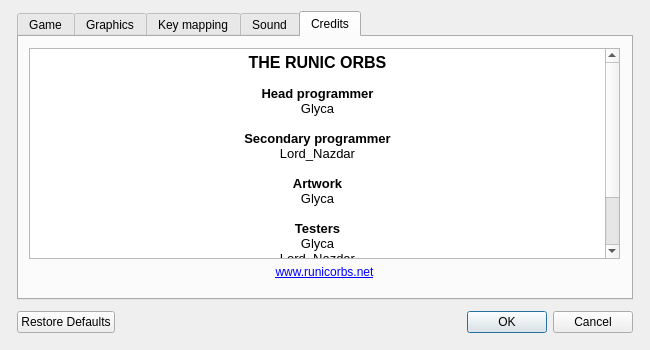
The window that src/gui/ui/OptionsDialog.ui (Glyca/RunicOrbs) describes before a commit, drawn with Qt 5.
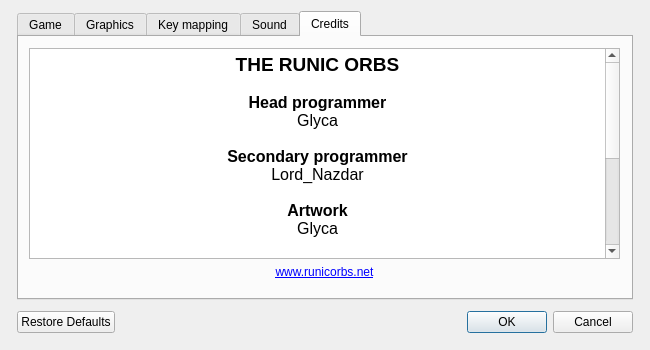
The same window after the commit. The open tabs and pages were chosen to show the change.

Commit message: Seed can be a string, which is then converted to an integer in options. Modified Credits.

```diff
--- a/src/gui/ui/OptionsDialog.ui
+++ b/src/gui/ui/OptionsDialog.ui
@@ -550,8 +550,10 @@
            <string notr="true">&lt;!DOCTYPE HTML PUBLIC &quot;-//W3C//DTD HTML 4.0//EN&quot; &quot;http://www.w3.org/TR/REC-html40/strict.dtd&quot;&gt;
 &lt;html&gt;&lt;head&gt;&lt;meta name=&quot;qrichtext&quot; content=&quot;1&quot; /&gt;&lt;style type=&quot;text/css&quot;&gt;
 p, li { white-space: pre-wrap; }
-&lt;/style&gt;&lt;/head&gt;&lt;body style=&quot; font-family:'Ubuntu'; font-size:10pt; font-weight:400; font-style:normal;&quot;&gt;
-&lt;p align=&quot;center&quot; style=&quot; margin-top:12px; margin-bottom:12px; margin-left:0px; margin-right:0px; -qt-block-indent:0; text-indent:0px;&quot;&gt;&lt;span style=&quot; font-size:12pt; font-weight:600;&quot;&gt;THE RUNIC ORBS&lt;/span&gt;&lt;br /&gt;&lt;br /&gt;&lt;span style=&quot; font-weight:600;&quot;&gt;Head programmer&lt;/span&gt;&lt;br /&gt;Glyca&lt;br /&gt;&lt;br /&gt;&lt;span style=&quot; font-weight:600;&quot;&gt;Secondary programmer&lt;/span&gt;&lt;br /&gt;Lord_Nazdar&lt;br /&gt;&lt;br /&gt;&lt;span style=&quot; font-weight:600;&quot;&gt;Artwork&lt;/span&gt;&lt;br /&gt;Glyca&lt;br /&gt;&lt;br /&gt;&lt;span style=&quot; font-weight:600;&quot;&gt;Testers&lt;/span&gt;&lt;br /&gt;Glyca&lt;br /&gt;Lord_Nazdar&lt;br /&gt;&lt;br /&gt;&lt;span style=&quot; font-weight:600;&quot;&gt;Help and special thanks&lt;/span&gt;&lt;br /&gt;&lt;br /&gt;no copyright for now.&lt;/p&gt;&lt;/body&gt;&lt;/html&gt;</string>
+&lt;/style&gt;&lt;/head&gt;&lt;body style=&quot; font-family:'Ubuntu'; font-size:11pt; font-weight:400; font-style:normal;&quot;&gt;
+&lt;p align=&quot;center&quot; style=&quot; margin-top:12px; margin-bottom:12px; margin-left:0px; margin-right:0px; -qt-block-indent:0; text-indent:0px;&quot;&gt;&lt;span style=&quot; font-size:14pt; font-weight:600;&quot;&gt;THE RUNIC ORBS&lt;/span&gt;&lt;span style=&quot; font-size:12pt;&quot;&gt;&lt;br /&gt;&lt;br /&gt;&lt;/span&gt;&lt;span style=&quot; font-size:12pt; font-weight:600;&quot;&gt;Head programmer&lt;/span&gt;&lt;span style=&quot; font-size:12pt;&quot;&gt;&lt;br /&gt;Glyca&lt;br /&gt;&lt;br /&gt;&lt;/span&gt;&lt;span style=&quot; font-size:12pt; font-weight:600;&quot;&gt;Secondary programmer&lt;/span&gt;&lt;span style=&quot; font-size:12pt;&quot;&gt;&lt;br /&gt;Lord_Nazdar&lt;br /&gt;&lt;br /&gt;&lt;/span&gt;&lt;span style=&quot; font-size:12pt; font-weight:600;&quot;&gt;Artwork&lt;/span&gt;&lt;span style=&quot; font-size:12pt;&quot;&gt;&lt;br /&gt;Glyca&lt;br /&gt;&lt;br /&gt;&lt;/span&gt;&lt;span style=&quot; font-size:12pt; font-weight:600;&quot;&gt;Testers&lt;/span&gt;&lt;span style=&quot; font-size:12pt;&quot;&gt;&lt;br /&gt;Glyca&lt;br /&gt;Lord_Nazdar&lt;br /&gt;&lt;br /&gt;&lt;/span&gt;&lt;span style=&quot; font-size:12pt; font-weight:600;&quot;&gt;Help and special thanks&lt;/span&gt;&lt;span style=&quot; font-size:12pt;&quot;&gt;&lt;br /&gt;&lt;/span&gt;&lt;/p&gt;
+&lt;p align=&quot;center&quot; style=&quot; margin-top:12px; margin-bottom:12px; margin-left:0px; margin-right:0px; -qt-block-indent:0; text-indent:0px;&quot;&gt;&lt;span style=&quot; font-size:12pt; font-style:italic;&quot;&gt;developed with Qt and OpenGL&lt;/span&gt;&lt;/p&gt;
+&lt;p align=&quot;center&quot; style=&quot; margin-top:12px; margin-bottom:12px; margin-left:0px; margin-right:0px; -qt-block-indent:0; text-indent:0px;&quot;&gt;&lt;span style=&quot; font-size:12pt;&quot;&gt;&lt;br /&gt;no copyright for now.&lt;/span&gt;&lt;/p&gt;&lt;/body&gt;&lt;/html&gt;</string>
           </property>
           <property name="openLinks">
            <bool>false</bool>
```
The commit also changes 1 other file.
